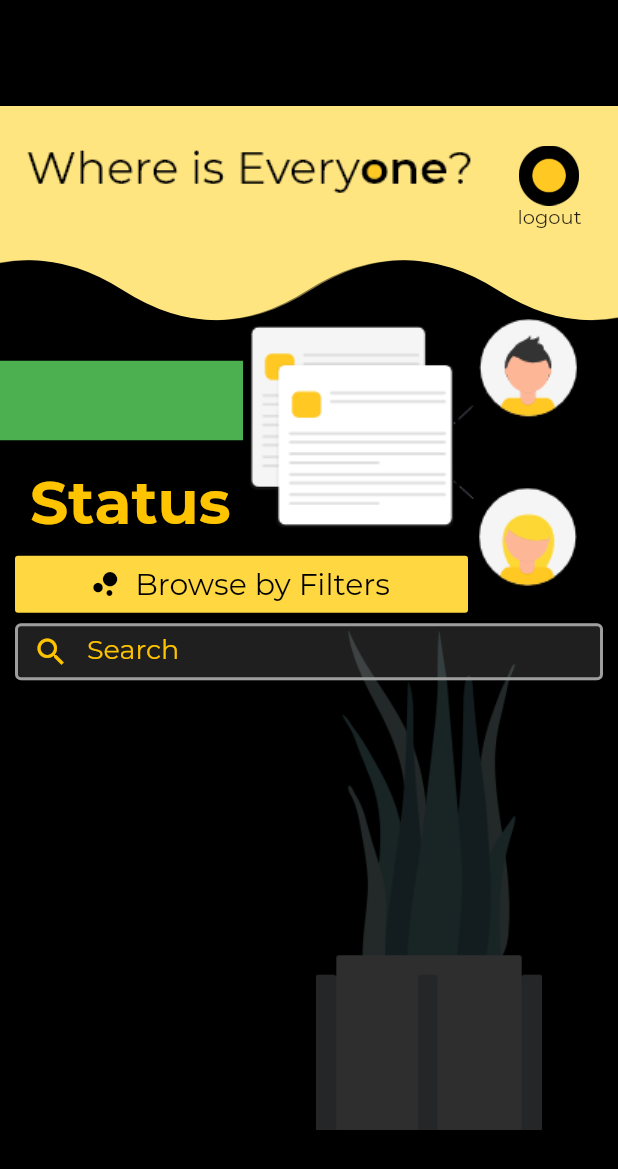
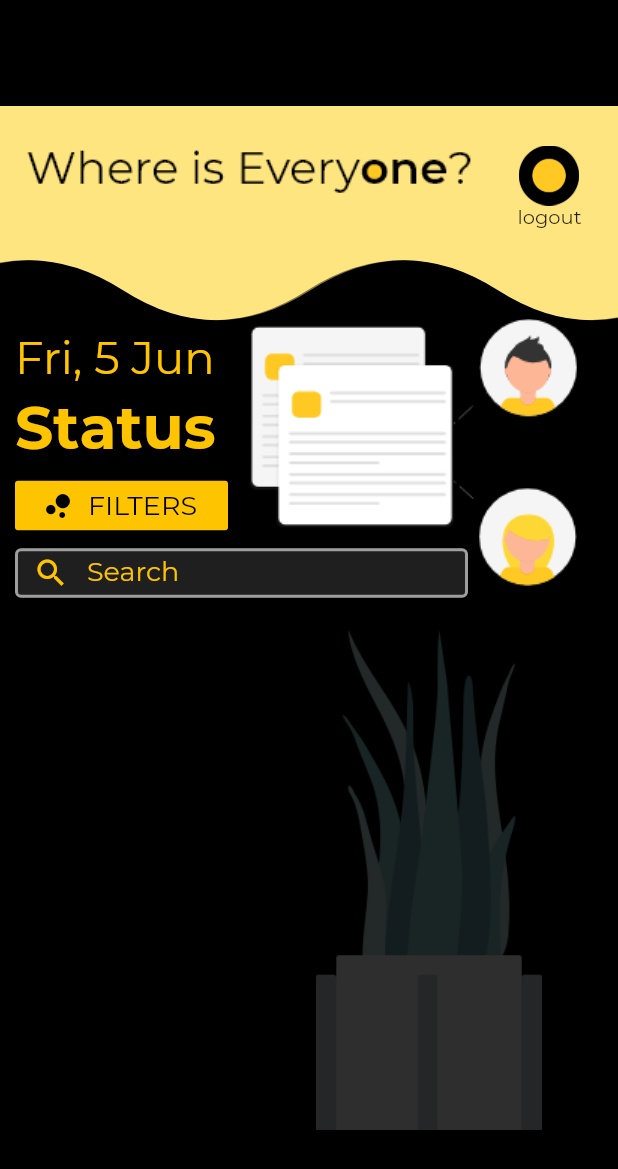
Before and after one commit to Shraddhasaini/Whereisevery1, a Flutter app: the screen it shows once a user with an empty profile is signed in, on a phone screen of 412 x 824 dp. Shown: the top 1169 px of the screen. Run offline on Flutter 3.47's test engine with Material 2 defaults, Android fonts, the phone set to English and light mode, and no system bars; our stand-ins replace cloud_firestore, firebase_auth, flutter_spinkit, google_sign_in; accounts and stored records are empty.

Commit message:
[FRI505] date added and adjusted

```diff
--- a/lib/screens/home/home.dart
+++ b/lib/screens/home/home.dart
@@ -1,5 +1,6 @@
 import 'package:flutter/cupertino.dart';
 import 'package:flutter/material.dart';
+import 'package:intl/intl.dart';
 import 'package:whereisevery1/models/status.dart';
 import 'package:whereisevery1/screens/authenticate/sign_in.dart';
 import 'package:whereisevery1/screens/home/filter/onboarding.dart';
@@ -82,6 +83,9 @@ class HomePage extends StatelessWidget {
       });
     }
 
+    DateTime now = DateTime.now();
+    String formattedDate = DateFormat('EEE, d MMM').format(now);
+
     /*void _showLogoutPanel(){
       //showModalBottomSheet(context: context, builder: (context){
        showCupertinoModalPopup(context: context, builder: (context){
@@ -155,7 +159,7 @@ class HomePage extends StatelessWidget {
                             ),
                           ),
                           Positioned(
-                            top: 400,
+                            top: 350,
                             bottom: 0,
                             left: 0,
                             right: 0,
@@ -175,16 +179,16 @@ class HomePage extends StatelessWidget {
                             ),
                           ),
                           Positioned(
-                            top: 345,
-                            bottom: 300,
+                            top: 295,
+                            bottom: 355,
                             left: 10,
-                            right: 10,
+                            right: 100,
                             child: SearchByName(),
                           ),
                           Positioned(
-                            top: 240,
+                            top: 190,
                             bottom: 380,
-                            left: 20,
+                            left: 10,
                             right: 230,
                             child: Container(
                              child: Text('Status',
@@ -197,21 +201,21 @@ class HomePage extends StatelessWidget {
                             ),
                           ),
                           Positioned(
-                            top: 300,
-                            bottom: 345,
+                            top: 250,
+                            bottom: 400,
                             left: 10,
-                            right: 100,
+                            right: 260,
                             child: FlatButton.icon(
-                              label: Text('Browse by Filters',
+                              label: Text('FILTERS',
                               style: TextStyle(
                                 fontFamily: 'Montserrat',
-                                fontSize: 20.0,
+                                fontSize: 18.0,
                                 color: Colors.black,
                               ),),
                               highlightColor: Colors.amberAccent[100],
                               icon: Icon(Icons.bubble_chart,
                               color: Colors.black,),
-                              color: Colors.amberAccent[200],
+                              color: Colors.amberAccent[400],
                               onPressed: () async{
                                 Navigator.push(
                                   context,
@@ -223,12 +227,18 @@ class HomePage extends StatelessWidget {
                             ),
                           ),
                           Positioned(
-                            top: 170,
+                            top: 150,
                             bottom: 460,
-                            left: 0,
+                            left: 10,
                             right: 250,
                             child: Container(
-                              color: Colors.green,
+                              child: Text(formattedDate,
+                                  style: TextStyle(color: Colors.amberAccent[400],
+                                    fontSize: 30.0,
+                                    fontFamily: 'Montserrat',
+
+                                  )
+                              ),
                             ),
                           ),
                           Positioned(
--- a/pubspec.yaml
+++ b/pubspec.yaml
@@ -35,6 +35,7 @@ dependencies:
   google_sign_in: ^4.0.2
   wave: ^0.0.7
   foldable_sidebar: ^1.0.0
+  intl: ^0.15.0
 
 
 dev_dependencies:
```
Also changed, not shown: pubspec.lock.
